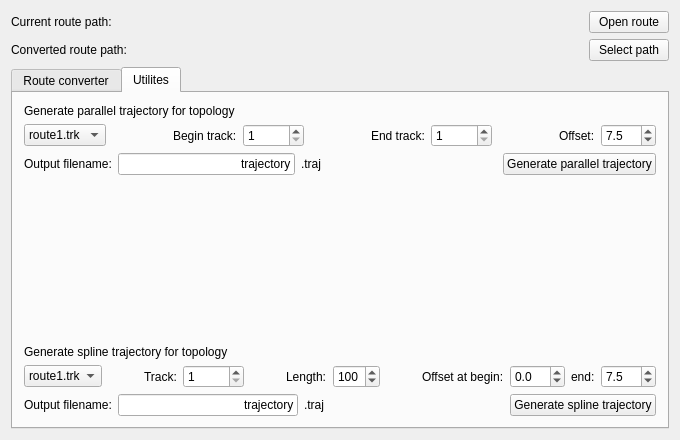
This is tools/routeconv/forms/mainwindow.ui in maisvendoo/RRS as Qt 5 draws it before an edit. The edited form follows.
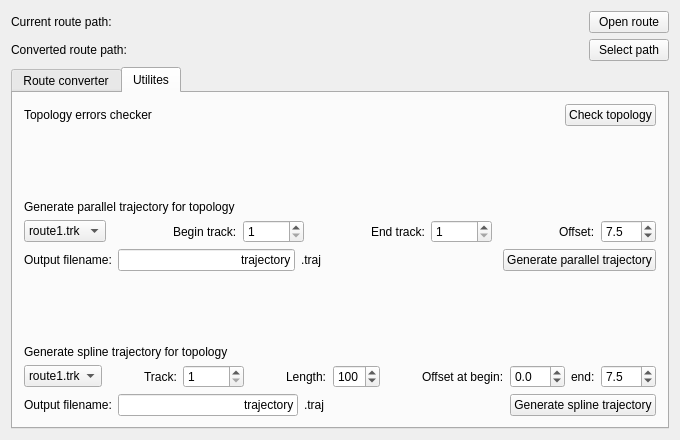
This is the edited form. The open tabs and pages were chosen to show the change.

Diff of the .ui file:
```diff
--- a/tools/routeconv/forms/mainwindow.ui
+++ b/tools/routeconv/forms/mainwindow.ui
@@ -190,6 +190,50 @@
          <layout class="QVBoxLayout" name="verticalLayout_4">
           <item>
            <layout class="QVBoxLayout" name="vlUtilites">
+            <item>
+             <layout class="QHBoxLayout" name="hblTopologyChecker">
+              <item>
+               <widget class="QLabel" name="lTopologyChecker">
+                <property name="text">
+                 <string>Topology errors checker</string>
+                </property>
+               </widget>
+              </item>
+              <item>
+               <spacer name="hSpacerTopologyChecker">
+                <property name="orientation">
+                 <enum>Qt::Horizontal</enum>
+                </property>
+                <property name="sizeHint" stdset="0">
+                 <size>
+                  <width>40</width>
+                  <height>20</height>
+                 </size>
+                </property>
+               </spacer>
+              </item>
+              <item>
+               <widget class="QPushButton" name="pbCheckTopology">
+                <property name="text">
+                 <string>Check topology</string>
+                </property>
+               </widget>
+              </item>
+             </layout>
+            </item>
+            <item>
+             <spacer name="vsUtilites1">
+              <property name="orientation">
+               <enum>Qt::Vertical</enum>
+              </property>
+              <property name="sizeHint" stdset="0">
+               <size>
+                <width>20</width>
+                <height>40</height>
+               </size>
+              </property>
+             </spacer>
+            </item>
             <item>
              <widget class="QLabel" name="lParallelTitle">
               <property name="text">
```
Left out of the diff: 12 changed lines with no effect on the pictures.
